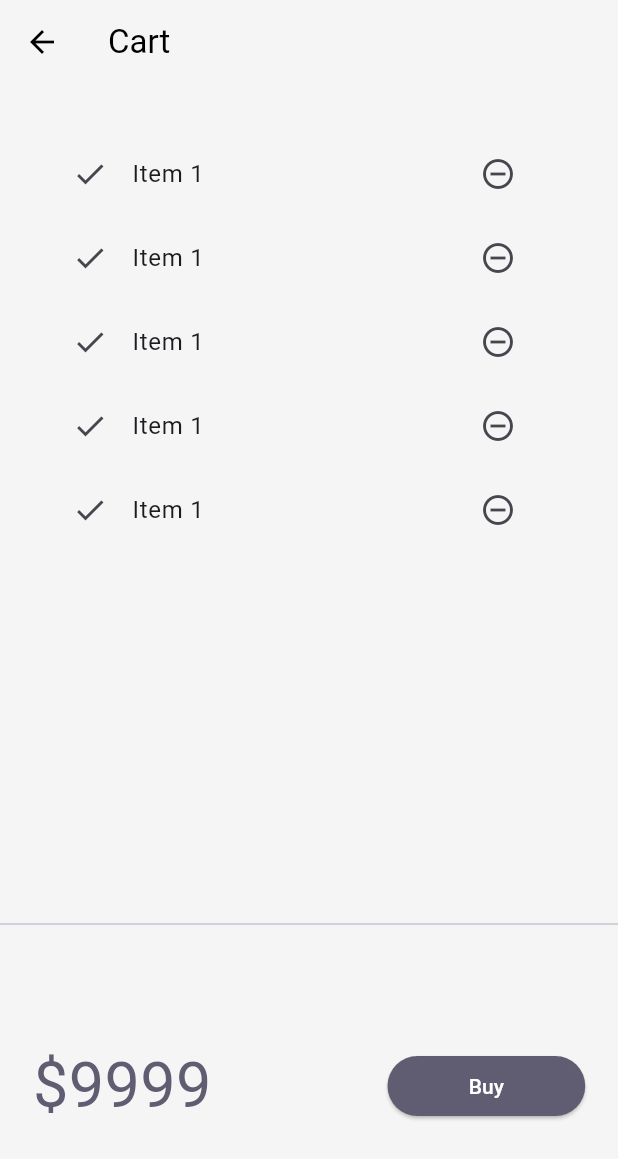
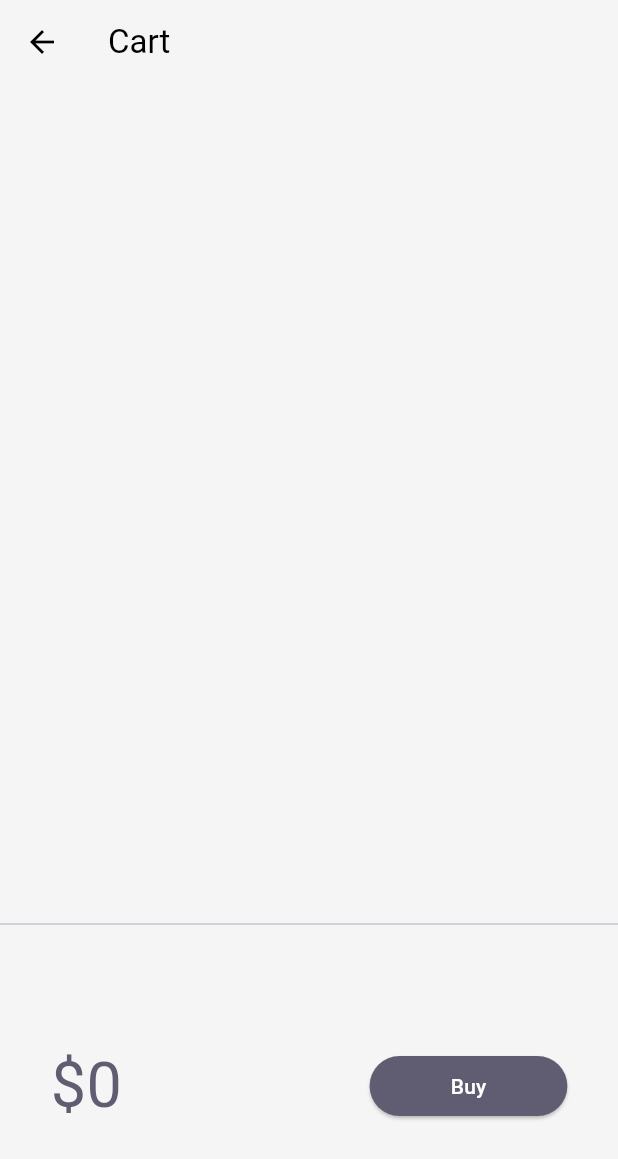
Before and after one commit to parvati2004/first_flutter, a Flutter app: the CartPage screen opened by its route, on a phone screen of 412 x 824 dp. Shown: the top 1159 px of the screen. Run offline on Flutter 3.47's test engine with Material 3 defaults, Android fonts, the phone set to English and light mode, and no system bars; our stand-ins replace velocity_x; Roboto replaces fonts that are missing (Poppins).

Commit message:
day 24 completed

```diff
--- a/lib/models/cart.dart
+++ b/lib/models/cart.dart
@@ -1,8 +1,14 @@
 import 'package:first_flutter/models/catalog.dart';
 
 class CartModel{
+  static final cartModel=CartModel._internal();
+  CartModel._internal();
+  factory CartModel()=>cartModel;
+
+
+
   //catalog field
-  CatalogModel _catalog;
+ CatalogModel _catalog;
 
 //Collection of id store all ids
   final  List<int> _itemIds=[];
@@ -17,8 +23,7 @@ class CartModel{
   List<Item> get items=>_itemIds.map((id)=>_catalog.getById(id)).toList();
 
   //Get total price
-  num get totalPrice=>
-  items.fold(0,(total,current)=>total+current.price)
+  num get totalPrice=>items.fold(0,(total,current)=>total+current.price)
 ;
 //Add Items
 void add(Item item)
--- a/lib/models/catalog.dart
+++ b/lib/models/catalog.dart
@@ -3,6 +3,10 @@ import 'dart:convert';
 
 
 class CatalogModel{
+
+   static final catModel=CatalogModel._internal();
+  CatalogModel._internal();
+  factory CatalogModel()=>catModel;
 
 static List<Item> items=[];
  Item getById(int id)=>
@@ -101,4 +105,6 @@ class Item {
       color.hashCode ^
       image.hashCode;
   }
+
+  get text => null;
 }
--- a/lib/pages/cart_page.dart
+++ b/lib/pages/cart_page.dart
@@ -1,4 +1,5 @@
 
+import 'package:first_flutter/models/cart.dart';
 import 'package:flutter/material.dart';
 import 'package:velocity_x/velocity_x.dart';
 
@@ -29,12 +30,14 @@ class _CartTotal extends StatelessWidget {
 
   @override
   Widget build(BuildContext context) {
+      final _cart =CartModel();
     return SizedBox(
       height:200,
       child:Row(
         mainAxisAlignment: MainAxisAlignment.spaceAround,
         children: [
-          "\$9999".text.xl5.color(context.theme.colorScheme.secondary).make(),
+          "\$${_cart.totalPrice}"
+          .text.xl5.color(context.theme.colorScheme.secondary).make(),
           30.widthBox,
           ElevatedButton(
             onPressed:(){
@@ -51,24 +54,25 @@ class _CartTotal extends StatelessWidget {
 }
 
 class _CartList extends StatefulWidget {
-  const _CartList({super.key});
+
 
   @override
   State<_CartList> createState() => _CartListState();
 }
 
 class _CartListState extends State<_CartList> {
+  final _cart =CartModel();
   @override
   Widget build(BuildContext context) {
     return ListView.builder(
-      itemCount:5,
+      itemCount:_cart.items.length,
       itemBuilder: (context,index)=>
       ListTile(
         leading: Icon(Icons.done),
         trailing:IconButton(icon:Icon(Icons.remove_circle_outline),
         onPressed: (){},
         ),
-        title:"Item 1".text.make(),
+        title:_cart.items[index].text.make(),
 
       ),
       );
```
Also changed, not shown: lib/widgets/home_widgets/catalog_list.dart (+34 -2 lines).
